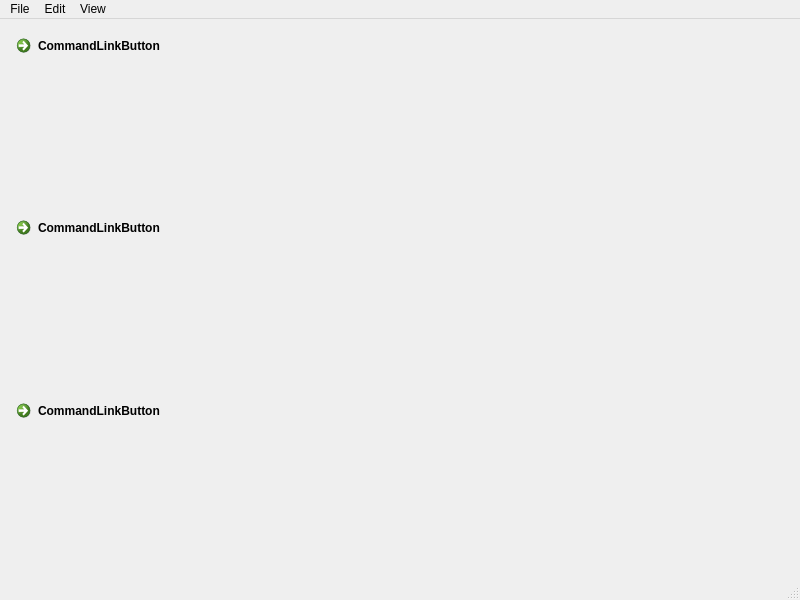
Qt form form.ui (ICRAR/icrar-msviewer) before a commit.
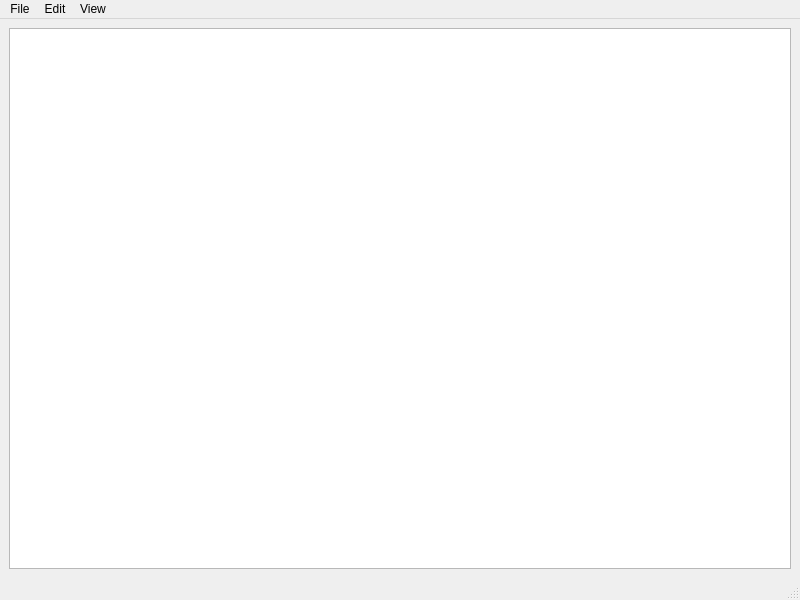
The same form after that commit.

Commit message: casacore and pandas table viewing

Patch:
```diff
--- a/form.ui
+++ b/form.ui
@@ -28,24 +28,8 @@
    </property>
    <layout class="QVBoxLayout" name="verticalLayout">
     <item>
-     <widget class="QCommandLinkButton" name="commandLinkButton">
-      <property name="text">
-       <string>CommandLinkButton</string>
-      </property>
-     </widget>
-    </item>
-    <item>
-     <widget class="QCommandLinkButton" name="commandLinkButton_2">
-      <property name="text">
-       <string>CommandLinkButton</string>
-      </property>
-     </widget>
-    </item>
-    <item>
-     <widget class="QCommandLinkButton" name="commandLinkButton_3">
-      <property name="text">
-       <string>CommandLinkButton</string>
-      </property>
+     <widget class="QTableView" name="tableView">
+
      </widget>
     </item>
    </layout>
```
The commit also changes 4 other files.
